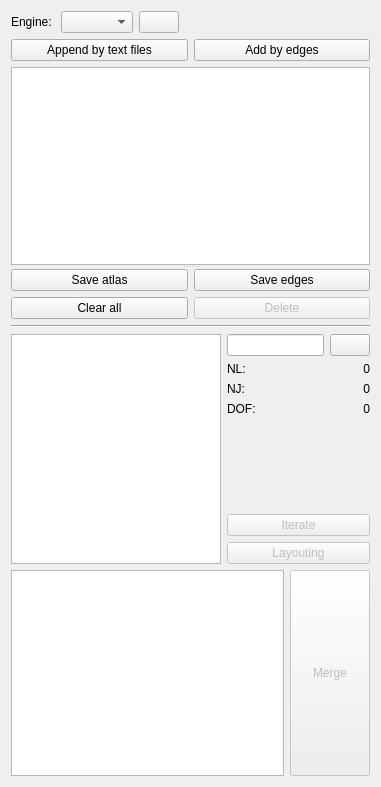
Old version of the form core/synthesis/Collections/Structure.ui in the repository KmolYuan/Pyslvs-UI.
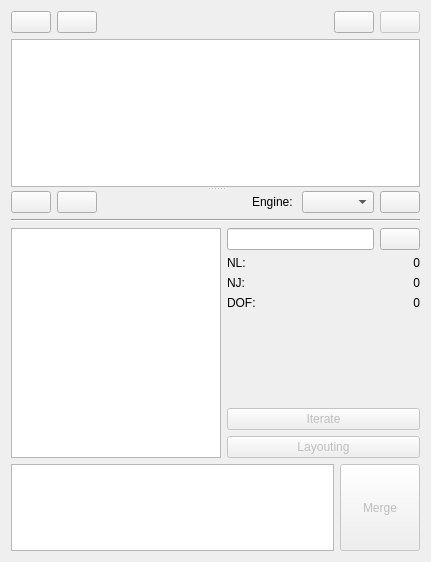
New version of the form. Icons and pictures are not drawn.

```diff
--- a/core/synthesis/Collections/Structure.ui
+++ b/core/synthesis/Collections/Structure.ui
@@ -6,8 +6,8 @@
    <rect>
     <x>0</x>
     <y>0</y>
-    <width>381</width>
-    <height>787</height>
+    <width>431</width>
+    <height>562</height>
    </rect>
   </property>
   <property name="windowTitle">
@@ -21,30 +21,21 @@
    <item>
     <layout class="QHBoxLayout" name="horizontalLayout">
      <item>
-      <widget class="QLabel" name="graph_engine_text">
-       <property name="text">
-        <string>Engine: </string>
-       </property>
-      </widget>
-     </item>
-     <item>
-      <widget class="QComboBox" name="graph_engine">
+      <widget class="QPushButton" name="add_by_files_button">
        <property name="statusTip">
         <string>Layout engine from NetworkX and Pydot (Graphviz).</string>
        </property>
-       <property name="currentIndex">
-        <number>-1</number>
+       <property name="icon">
+        <iconset resource="../../../icons.qrc">
+         <normaloff>:/icons/loadfile.png</normaloff>:/icons/loadfile.png</iconset>
        </property>
       </widget>
      </item>
      <item>
-      <widget class="QPushButton" name="reload_atlas">
-       <property name="toolTip">
-        <string>Add to collection.</string>
+      <widget class="QPushButton" name="add_by_edges_button">
+       <property name="statusTip">
+        <string>Add the chain by edge expression.</string>
        </property>
-       <property name="text">
-        <string/>
-       </property>
        <property name="icon">
         <iconset resource="../../../icons.qrc">
          <normaloff>:/icons/dataupdate.png</normaloff>:/icons/dataupdate.png</iconset>
@@ -64,27 +55,28 @@
        </property>
       </spacer>
      </item>
-    </layout>
-   </item>
-   <item>
-    <layout class="QHBoxLayout" name="horizontalLayout_5">
      <item>
-      <widget class="QPushButton" name="add_by_files_button">
+      <widget class="QPushButton" name="clear_button">
        <property name="statusTip">
         <string>Add the chain by edge expression from text files.</string>
        </property>
-       <property name="text">
-        <string>Append by text files</string>
+       <property name="icon">
+        <iconset resource="../../../icons.qrc">
+         <normaloff>:/icons/clean.png</normaloff>:/icons/clean.png</iconset>
        </property>
       </widget>
      </item>
      <item>
-      <widget class="QPushButton" name="add_by_edges_button">
+      <widget class="QPushButton" name="delete_button">
+       <property name="enabled">
+        <bool>false</bool>
+       </property>
        <property name="statusTip">
         <string>Add the chain by edge expression.</string>
        </property>
-       <property name="text">
-        <string>Add by edges</string>
+       <property name="icon">
+        <iconset resource="../../../icons.qrc">
+         <normaloff>:/icons/delete.png</normaloff>:/icons/delete.png</iconset>
        </property>
       </widget>
      </item>
@@ -136,9 +128,6 @@
            <property name="statusTip">
             <string>Save the atlas to image file.</string>
            </property>
-           <property name="text">
-            <string>Save atlas</string>
-           </property>
            <property name="icon">
             <iconset resource="../../../icons.qrc">
              <normaloff>:/icons/picture.png</normaloff>:/icons/picture.png</iconset>
@@ -150,40 +139,49 @@
            <property name="statusTip">
             <string>Save the edges of atlas to text file.</string>
            </property>
-           <property name="text">
-            <string>Save edges</string>
-           </property>
            <property name="icon">
             <iconset resource="../../../icons.qrc">
              <normaloff>:/icons/properties.png</normaloff>:/icons/properties.png</iconset>
            </property>
           </widget>
          </item>
-        </layout>
-       </item>
-       <item>
-        <layout class="QHBoxLayout" name="horizontalLayout_6">
          <item>
-          <widget class="QPushButton" name="clear_button">
-           <property name="text">
-            <string>Clear all</string>
+          <spacer name="horizontalSpacer_2">
+           <property name="orientation">
+            <enum>Qt::Horizontal</enum>
            </property>
-           <property name="icon">
-            <iconset resource="../../../icons.qrc">
-             <normaloff>:/icons/delete.png</normaloff>:/icons/delete.png</iconset>
+           <property name="sizeHint" stdset="0">
+            <size>
+             <width>40</width>
+             <height>20</height>
+            </size>
            </property>
-          </widget>
+          </spacer>
          </item>
          <item>
-          <widget class="QPushButton" name="delete_button">
-           <property name="enabled">
-            <bool>false</bool>
+          <widget class="QLabel" name="graph_engine_text">
+           <property name="text">
+            <string>Engine: </string>
            </property>
+          </widget>
+         </item>
+         <item>
+          <widget class="QComboBox" name="graph_engine">
            <property name="statusTip">
-            <string>Delete this chain.</string>
+            <string>Layout engine from NetworkX and Pydot (Graphviz).</string>
+           </property>
+           <property name="currentIndex">
+            <number>-1</number>
+           </property>
+          </widget>
+         </item>
+         <item>
+          <widget class="QPushButton" name="reload_atlas">
+           <property name="toolTip">
+            <string>Add to collection.</string>
            </property>
            <property name="text">
-            <string>Delete</string>
+            <string/>
            </property>
            <property name="icon">
             <iconset resource="../../../icons.qrc">
```
Left out of the diff: 12 changed lines with no effect on the pictures.
